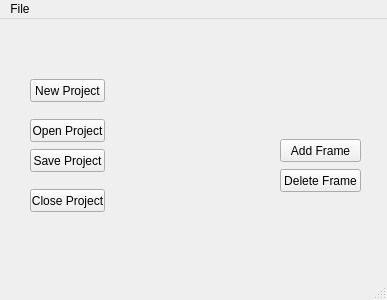
This is SpriteTool/mainwindow.ui in renatolond/DsTools as Qt 5 draws it before an edit. The edited form follows.
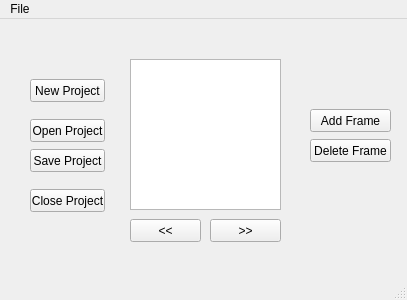
This is the edited form.

The edit to the form file:
```diff
--- a/SpriteTool/mainwindow.ui
+++ b/SpriteTool/mainwindow.ui
@@ -6,7 +6,7 @@
    <rect>
     <x>0</x>
     <y>0</y>
-    <width>387</width>
+    <width>407</width>
     <height>300</height>
    </rect>
   </property>
@@ -17,8 +17,8 @@
    <widget class="QPushButton" name="btn_AddFrame">
     <property name="geometry">
      <rect>
-      <x>280</x>
-      <y>120</y>
+      <x>310</x>
+      <y>90</y>
       <width>81</width>
       <height>23</height>
      </rect>
@@ -82,8 +82,8 @@
    <widget class="QPushButton" name="btn_DeleteFrame">
     <property name="geometry">
      <rect>
-      <x>280</x>
-      <y>150</y>
+      <x>310</x>
+      <y>120</y>
       <width>81</width>
       <height>23</height>
      </rect>
@@ -92,13 +92,55 @@
      <string>Delete Frame</string>
     </property>
    </widget>
+   <widget class="QPushButton" name="btn_Left">
+    <property name="geometry">
+     <rect>
+      <x>130</x>
+      <y>200</y>
+      <width>71</width>
+      <height>23</height>
+     </rect>
+    </property>
+    <property name="text">
+     <string>&lt;&lt;</string>
+    </property>
+   </widget>
+   <widget class="QPushButton" name="btn_Right">
+    <property name="geometry">
+     <rect>
+      <x>210</x>
+      <y>200</y>
+      <width>71</width>
+      <height>23</height>
+     </rect>
+    </property>
+    <property name="text">
+     <string>&gt;&gt;</string>
+    </property>
+   </widget>
+   <widget class="QGraphicsView" name="gv_Canvas">
+    <property name="geometry">
+     <rect>
+      <x>130</x>
+      <y>40</y>
+      <width>151</width>
+      <height>151</height>
+     </rect>
+    </property>
+    <property name="sizePolicy">
+     <sizepolicy hsizetype="Fixed" vsizetype="Fixed">
+      <horstretch>80</horstretch>
+      <verstretch>80</verstretch>
+     </sizepolicy>
+    </property>
+   </widget>
   </widget>
   <widget class="QMenuBar" name="menuBar">
    <property name="geometry">
     <rect>
      <x>0</x>
      <y>0</y>
-     <width>387</width>
+     <width>407</width>
      <height>21</height>
     </rect>
    </property>
```
